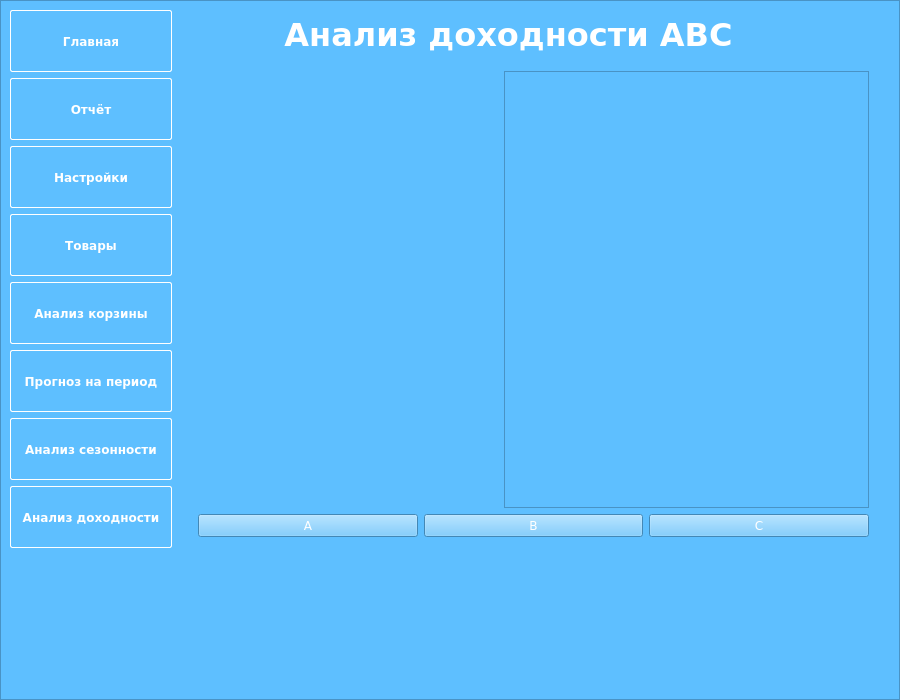
Old version of the form design_dev.ui in the repository miptivan/data_desktop.
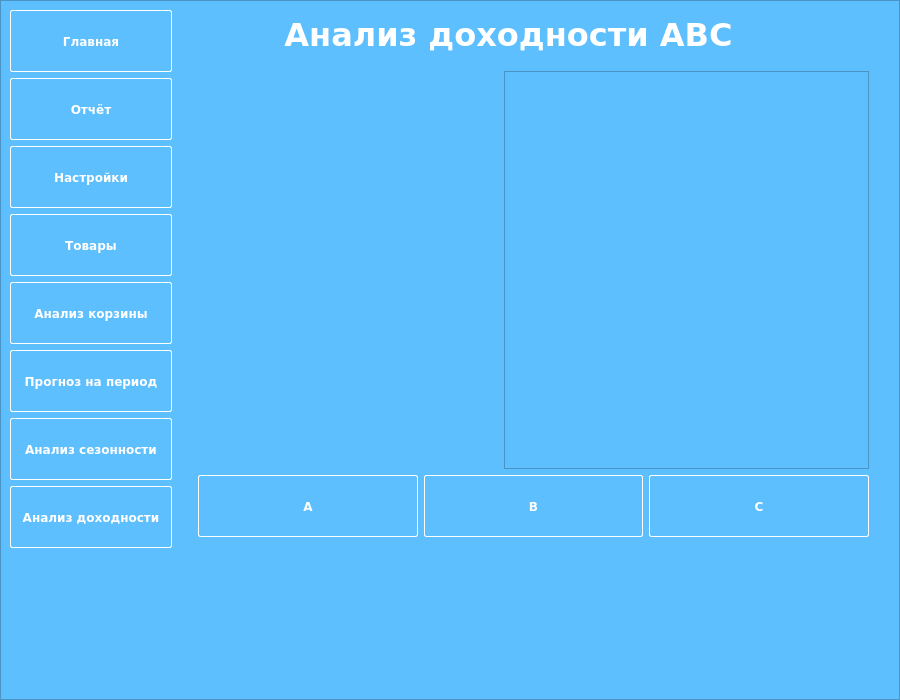
New version of the form. The open tabs and pages were chosen to show the change. Custom widgets are drawn as their Qt base class.

```diff
--- a/design_dev.ui
+++ b/design_dev.ui
@@ -343,6 +343,33 @@
           <pointsize>40</pointsize>
          </font>
         </property>
+        <property name="contextMenuPolicy">
+         <enum>Qt::DefaultContextMenu</enum>
+        </property>
+        <property name="acceptDrops">
+         <bool>false</bool>
+        </property>
+        <property name="toolTip">
+         <string/>
+        </property>
+        <property name="accessibleDescription">
+         <string/>
+        </property>
+        <property name="layoutDirection">
+         <enum>Qt::LeftToRight</enum>
+        </property>
+        <property name="inputMethodHints">
+         <set>Qt::ImhNone</set>
+        </property>
+        <property name="frameShape">
+         <enum>QFrame::NoFrame</enum>
+        </property>
+        <property name="frameShadow">
+         <enum>QFrame::Plain</enum>
+        </property>
+        <property name="lineWidth">
+         <number>0</number>
+        </property>
         <property name="currentIndex">
          <number>6</number>
         </property>
@@ -1291,6 +1318,26 @@
             <layout class="QHBoxLayout" name="horizontalLayout_6">
              <item>
               <widget class="QPushButton" name="a_but">
+               <property name="styleSheet">
+                <string notr="true">QPushButton{
+background-color: #5ebfff;
+color: #ffffff;
+height: 50px;
+border: 1px solid white;
+border-radius: 2px;
+padding: 5px;
+font-weight: bold;
+}
+QPushButton:hover{
+background-color: #2babff;
+color: #ffffff;
+height: 50px;
+border: 1px solid white;
+border-radius: 2px;
+padding: 5px;
+font-weight: bold;
+}</string>
+               </property>
                <property name="text">
                 <string>A</string>
                </property>
@@ -1298,6 +1345,26 @@
              </item>
              <item>
               <widget class="QPushButton" name="b_but">
+               <property name="styleSheet">
+                <string notr="true">QPushButton{
+background-color: #5ebfff;
+color: #ffffff;
+height: 50px;
+border: 1px solid white;
+border-radius: 2px;
+padding: 5px;
+font-weight: bold;
+}
+QPushButton:hover{
+background-color: #2babff;
+color: #ffffff;
+height: 50px;
+border: 1px solid white;
+border-radius: 2px;
+padding: 5px;
+font-weight: bold;
+}</string>
+               </property>
                <property name="text">
                 <string>B</string>
                </property>
@@ -1305,6 +1372,26 @@
              </item>
              <item>
               <widget class="QPushButton" name="c_but">
+               <property name="styleSheet">
+                <string notr="true">QPushButton{
+background-color: #5ebfff;
+color: #ffffff;
+height: 50px;
+border: 1px solid white;
+border-radius: 2px;
+padding: 5px;
+font-weight: bold;
+}
+QPushButton:hover{
+background-color: #2babff;
+color: #ffffff;
+height: 50px;
+border: 1px solid white;
+border-radius: 2px;
+padding: 5px;
+font-weight: bold;
+}</string>
+               </property>
                <property name="text">
                 <string>C</string>
                </property>
```
Left out of the diff: 67 changed lines with no effect on the pictures.
